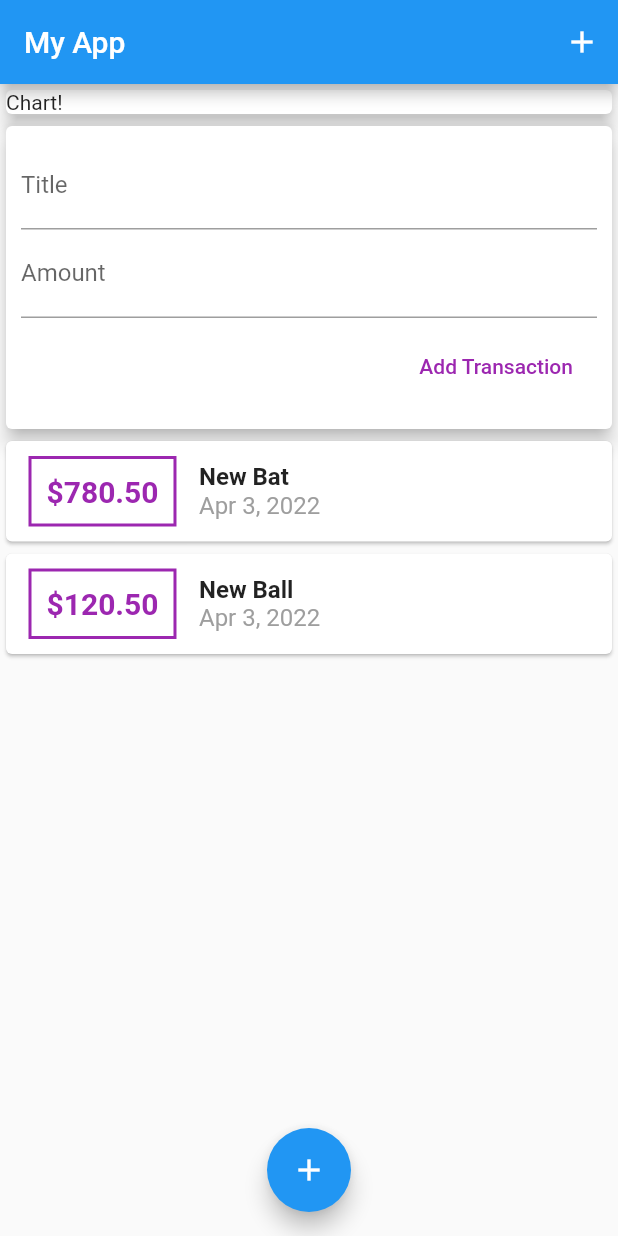
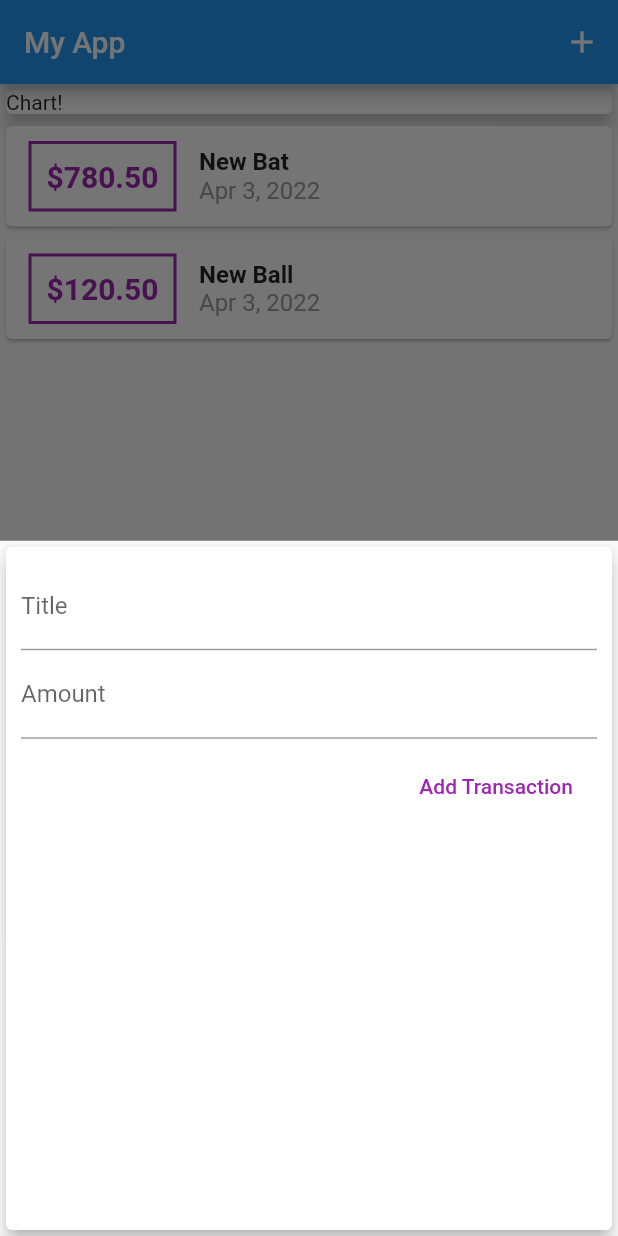
Before and after one commit to devraselhossen/Personal_Expanses_App, a Flutter app: the screen it shows after launch, after a tap on the "add" icon, on a phone screen of 412 x 824 dp. Run offline on Flutter 3.47's test engine with Material 2 defaults, Android fonts, the light colour scheme and no system bars.

Commit message:
five commit

```diff
--- a/lib/home.dart
+++ b/lib/home.dart
@@ -1,8 +1,10 @@
 // ignore_for_file: prefer_const_constructors, sized_box_for_whitespace, avoid_unnecessary_containers, prefer_const_literals_to_create_immutables, deprecated_member_use
 
+import 'package:add_product_demo/widget/new_transaction.dart';
+import 'package:add_product_demo/widget/transaction_list.dart';
 import 'package:flutter/material.dart';
 
-import 'widget/user_transaction.dart';
+import 'model/transaction.dart';
 
 class Home extends StatefulWidget {
   const Home({Key? key}) : super(key: key);
@@ -12,12 +14,49 @@ class Home extends StatefulWidget {
 }
 
 class _HomeState extends State<Home> {
+  final List<Transaction> _userTransactions = [
+    Transaction(
+        id: "t1", title: "New Bat", amount: 780.50, date: DateTime.now()),
+    Transaction(
+        id: "t2", title: "New Ball", amount: 120.50, date: DateTime.now()),
+  ];
+
+  void _addNewTransaction(String txTitle, double txAmount) {
+    final newTx = Transaction(
+        id: DateTime.now().toString(),
+        title: txTitle,
+        amount: txAmount,
+        date: DateTime.now());
+
+    setState(() {
+      _userTransactions.add(newTx);
+    });
+  }
+
+  void startAddNewTransaction(BuildContext ctx) {
+    showModalBottomSheet(
+        context: ctx,
+        builder: (_) {
+          return GestureDetector(
+            onTap: (){},
+            child: NewTransaction(_addNewTransaction),
+            behavior: HitTestBehavior.opaque,
+            );
+        });
+  }
+
   @override
   Widget build(BuildContext context) {
     return Scaffold(
       appBar: AppBar(
         title: Text("My App"),
-        actions: [IconButton(onPressed: () {}, icon: Icon(Icons.add))],
+        actions: [
+          IconButton(
+              onPressed: () {
+                startAddNewTransaction(context);
+              },
+              icon: Icon(Icons.add))
+        ],
       ),
       body: Column(
         crossAxisAlignment: CrossAxisAlignment.stretch,
@@ -29,12 +68,14 @@ class _HomeState extends State<Home> {
               child: Text("Chart!"),
             ),
           ),
-          UserTransaction()
+          TransactionList(_userTransactions)
         ],
       ),
       floatingActionButtonLocation: FloatingActionButtonLocation.centerFloat,
       floatingActionButton: FloatingActionButton(
-        onPressed: () {},
+        onPressed: () {
+          startAddNewTransaction(context);
+        },
         child: Icon(Icons.add),
       ),
     );
--- a/lib/widget/user_transaction.dart
+++ /dev/null
@@ -1,42 +0,0 @@
-// ignore_for_file: prefer_const_constructors, unused_field, prefer_const_constructors_in_immutables
-
-import 'package:flutter/material.dart';
-
-import '../model/transaction.dart';
-import 'new_transaction.dart';
-import 'transaction_list.dart';
-
-class UserTransaction extends StatefulWidget {
-  UserTransaction({Key? key}) : super(key: key);
-
-  @override
-  State<UserTransaction> createState() => _UserTransactionState();
-}
-
-class _UserTransactionState extends State<UserTransaction> {
-  final List<Transaction> _userTransactions = [
-    Transaction(
-        id: "t1", title: "New Bat", amount: 780.50, date: DateTime.now()),
-    Transaction(
-        id: "t2", title: "New Ball", amount: 120.50, date: DateTime.now()),
-  ];
-
-  void _addNewTransaction(String txTitle, double txAmount) {
-    final newTx = Transaction(
-        id: DateTime.now().toString(),
-        title: txTitle,
-        amount: txAmount,
-        date: DateTime.now());
-
-    setState(() {
-      _userTransactions.add(newTx);
-    });
-  }
-
-  @override
-  Widget build(BuildContext context) {
-    return Column(
-      children: [NewTransaction(_addNewTransaction), TransactionList(_userTransactions)],
-    );
-  }
-}
```
